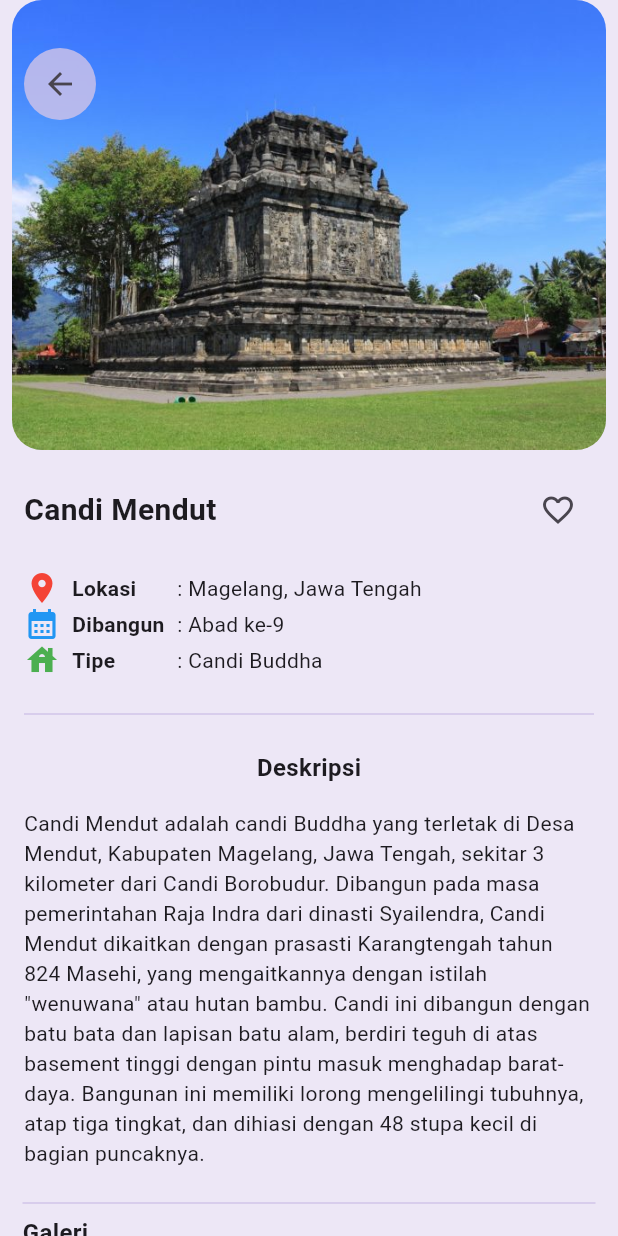
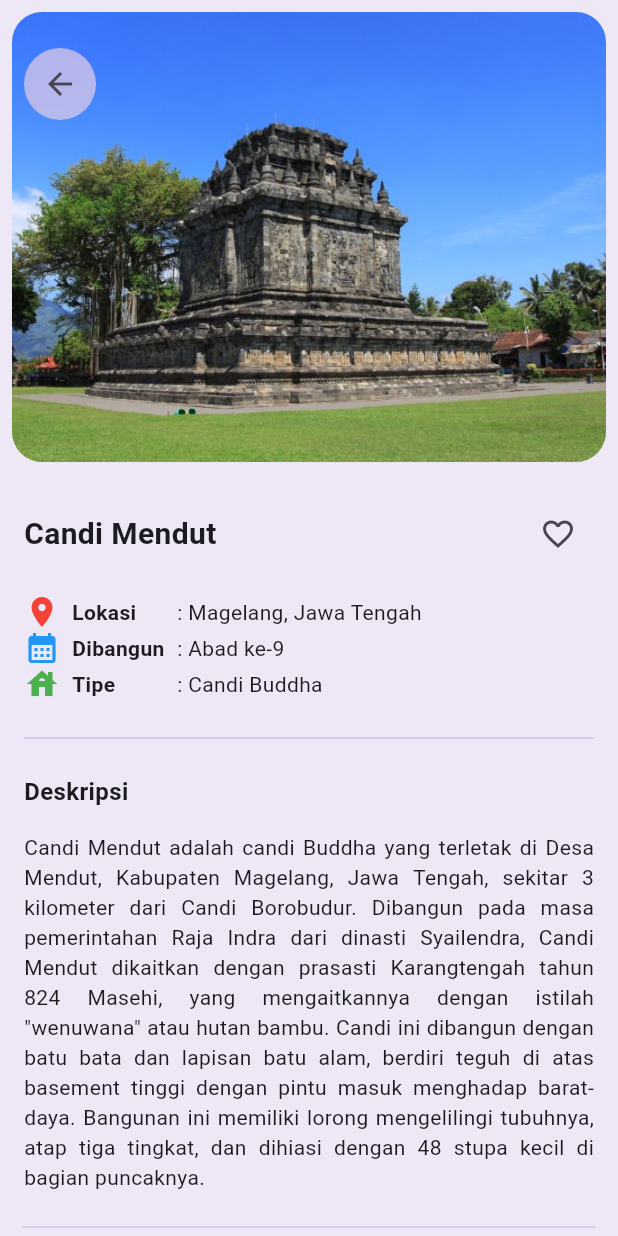
Before and after one commit to wildan354123/wisata_candi_m_wildan_s, a Flutter app: the screen it shows after launch, after a tap on "Candi Mendut", on a phone screen of 412 x 824 dp. Run offline on Flutter 3.47's test engine with Material 3 defaults, Android fonts, the phone set to English and light mode, and no system bars; network calls fail.

Commit message:
memperbaiki error
memperbaiki error pada main dan screens

```diff
--- a/lib/screens/detail_screen.dart
+++ b/lib/screens/detail_screen.dart
@@ -1,83 +1,35 @@
 import 'package:cached_network_image/cached_network_image.dart';
 import 'package:flutter/material.dart';
-import 'package:shared_preferences/shared_preferences.dart';
 import 'package:wisata_candi/models/candi.dart';
 
-class DetailScreen extends StatefulWidget {
+class DetailScreen extends StatelessWidget {
   final Candi candi;
+
   const DetailScreen({super.key, required this.candi});
-
-  @override
-  State<DetailScreen> createState() => _DetailScreenState();
-}
-
-class _DetailScreenState extends State<DetailScreen> {
-  bool isFavorite = false;
-  bool isSignedIn = false;
-
-  @override
-  void initState() {
-    super.initState();
-    _checkSignInStatus();
-    _loadFavoriteStatus();
-  }
-
-  // Memeriksa status sign in
-  void _checkSignInStatus() async {
-    SharedPreferences prefs = await SharedPreferences.getInstance();
-    bool signedIn = prefs.getBool('isSignedIn') ?? false;
-    setState(() {
-      isSignedIn = signedIn;
-    });
-  }
-
-  // Memeriksa status favorite
-  void _loadFavoriteStatus() async {
-    SharedPreferences prefs = await SharedPreferences.getInstance();
-    bool favorite = prefs.getBool('favorite_${widget.candi.name}') ?? false;
-    setState(() {
-      isFavorite = favorite;
-    });
-  }
-
-  Future<void> _toggleFavorite() async {
-    SharedPreferences prefs = await SharedPreferences.getInstance();
-
-    // Memeriksa apakah pengguna sudah sign in
-    if (!isSignedIn) {
-      WidgetsBinding.instance.addPostFrameCallback((_) {
-        Navigator.pushReplacementNamed(context, '/signin');
-      });
-      return;
-    }
-
-    bool favoriteStatus = !isFavorite;
-    prefs.setBool('favorite_${widget.candi.name}', favoriteStatus);
-
-    setState(() {
-      isFavorite = favoriteStatus;
-    });
-  }
 
   @override
   Widget build(BuildContext context) {
     return Scaffold(
-      body: Column(
+      body: SingleChildScrollView(
+        child: Column(
           children: [
+            //detail header
             Stack(
               children: [
+                //padding image
                 Padding(
-                padding: const EdgeInsets.symmetric(horizontal: 8.0),
+                  padding: const EdgeInsets.all(8.0),
                   child: ClipRRect(
                     borderRadius: BorderRadius.circular(20),
                     child: Image.asset(
-                    widget.candi.imageAsset,
+                      candi.imageAsset,
                       width: double.infinity,
                       height: 300,
                       fit: BoxFit.cover,
                     ),
                   ),
                 ),
+                //padding back button
                 Padding(
                   padding:
                   const EdgeInsets.symmetric(horizontal: 16, vertical: 32),
@@ -87,173 +39,128 @@ class _DetailScreenState extends State<DetailScreen> {
                       shape: BoxShape.circle,
                     ),
                     child: IconButton(
-                    onPressed: () {
-                      Navigator.pop(context);
-                    },
-                    icon: const Icon(Icons.arrow_back),
-                  ),
+                        onPressed: () {},
+                        icon: const Icon(
+                          Icons.arrow_back,
+                        )),
                   ),
                 )
               ],
             ),
+            //detail info
             Padding(
               padding: EdgeInsets.symmetric(horizontal: 16),
               child: Column(
+                crossAxisAlignment: CrossAxisAlignment.start,
                 children: [
-                SizedBox(
-                  height: 16,
-                ),
-                //atas
+                  SizedBox(height: 16),
+                  // info atas(nama candi dan tombol favorit)
                   Row(
                     mainAxisAlignment: MainAxisAlignment.spaceBetween,
                     children: [
                       Text(
-                      widget.candi.name,
-                      style: const TextStyle(
-                          fontSize: 20, fontWeight: FontWeight.bold),
+                        candi.name,
+                        style: TextStyle(
+                          fontSize: 20,
+                          fontWeight: FontWeight.bold,
+                        ),
                       ),
                       IconButton(
-                      onPressed: () {
-                        _toggleFavorite();
-                      },
-                      icon: Icon(
-                        isSignedIn && isFavorite
-                            ? Icons.favorite
-                            : Icons.favorite_border,
-                        color: isSignedIn && isFavorite ? Colors.red : null,
-                      ),
-                    ),
+                          onPressed: () {}, icon: Icon(Icons.favorite_border))
                     ],
                   ),
-                SizedBox(
-                  height: 16,
-                ),
-
-                //tengah
+                  // info tengah (lokasi, dibangun, tipe)
+                  SizedBox(height: 16),
                   Row(
                     children: [
-                    const Icon(
-                      Icons.place,
-                      color: Colors.red,
-                    ),
-                    const SizedBox(
-                      width: 8,
-                    ),
-                    const SizedBox(
+                      Icon(Icons.place, color: Colors.red),
+                      SizedBox(width: 8),
+                      SizedBox(
                         width: 70,
-                      child: Text(
-                        'Lokasi',
-                        style: TextStyle(fontWeight: FontWeight.bold),
-                      ),
-                    ),
-                    Text(": ${widget.candi.location}")
-                  ],
-                ),
-                //bawah
-                Row(
-                  children: [
-                    const Icon(
-                      Icons.calendar_month,
-                      color: Colors.blue,
-                    ),
-                    const SizedBox(
-                      width: 8,
-                    ),
-                    const SizedBox(
-                      width: 70,
-                      child: Text(
-                        'Dibangun',
-                        style: TextStyle(fontWeight: FontWeight.bold),
-                      ),
-                    ),
-                    Text(": ${widget.candi.built}")
+                        child: Text('Lokasi', style: TextStyle(
+                            fontWeight: FontWeight.bold),),),
+                      Text(': ${candi.location}'),
                     ],
                   ),
                   Row(
                     children: [
-                    const Icon(
-                      Icons.house,
-                      color: Colors.green,
-                    ),
-                    const SizedBox(
-                      width: 8,
-                    ),
-                    const SizedBox(
-                      width: 70,
-                      child: Text(
-                        'Tipe',
-                        style: TextStyle(fontWeight: FontWeight.bold),
-                      ),
-                    ),
-                    Text(": ${widget.candi.type}")
+                      Icon(Icons.calendar_month, color: Colors.blue),
+                      SizedBox(width: 8),
+                      SizedBox(width: 70,
+                          child: Text('Dibangun', style: TextStyle(
+                              fontWeight: FontWeight.bold))),
+                      Text(': ${candi.built}'),
+                    ],),
+                  Row(children: [
+                    Icon(Icons.house, color: Colors.green),
+                    SizedBox(width:8),
+                    SizedBox(width:70,
+                        child: Text('Tipe', style: TextStyle(
+                            fontWeight: FontWeight.bold))),
+                    Text(': ${candi.type}'),
                   ],
                   ),
-                const SizedBox(
-                  height: 16,
+                  SizedBox(height: 16),
+                  Divider(color: Colors.deepPurple.shade100),
+                  SizedBox(height: 16),
+                  // info bawah (deskripsi)
+                  Column(
+                    crossAxisAlignment: CrossAxisAlignment.start,
+                    children: [
+                      SizedBox(width: 70,
+                          child: Text(
+                            'Deskripsi', style: TextStyle(fontWeight: FontWeight.bold, fontSize: 16),
+                          )
                       ),
-                Divider(
-                  color: Colors.deepPurple.shade100,
-                ),
-                const SizedBox(
-                  height: 16,
-                ),
-                const Text(
-                  'Deskripsi',
-                  style: TextStyle(fontSize: 16, fontWeight: FontWeight.bold),
-                ),
-                const SizedBox(
-                  height: 16,
-                ),
-                Text(widget.candi.description)
+                      SizedBox(height: 16),
+                      Text('${candi.description}',textAlign: TextAlign.justify),
+                    ],
+                  )
                 ],
               ),
             ),
+            // DetailGallery
             Padding(
               padding: const EdgeInsets.all(15),
               child: Column(
                 crossAxisAlignment: CrossAxisAlignment.start,
                 children: [
-                Divider(
-                  color: Colors.deepPurple.shade100,
-                ),
-                const Text('Galeri',
-                    style:
-                        TextStyle(fontSize: 16, fontWeight: FontWeight.bold)),
-                SizedBox(
-                  height: 10,
-                ),
+                  Divider(color: Colors.deepPurple.shade100,),
+                  Text('Galeri', style: TextStyle(
+                      fontSize: 16, fontWeight: FontWeight.bold
+                  ),),
+                  SizedBox(height: 10,),
                   SizedBox(
                     height: 100,
                     child: ListView.builder(
                       scrollDirection: Axis.horizontal,
-                    itemCount: widget.candi.imageUrls.length,
-                    itemBuilder: (content, index) {
-                      return Padding(
-                        padding: EdgeInsets.only(left: 8),
+                      itemCount: candi.imageUrls.length,
+                      itemBuilder: (context, index){
+                        return Padding(padding: EdgeInsets.only(right:8),
+                          // bingkai
                           child: GestureDetector(
-                          onTap: () {},
+                            onTap: (){},
                             child: Container(
                               decoration: BoxDecoration(
                                   borderRadius: BorderRadius.circular(12),
                                   border: Border.all(
                                     color: Colors.deepPurple.shade100,
                                     width: 2,
-                              ),
+                                  )
                               ),
                               child: ClipRRect(
                                 borderRadius: BorderRadius.circular(10),
                                 child: CachedNetworkImage(
-                                imageUrl: widget.candi.imageUrls[index],
+                                  imageUrl: candi.imageUrls[index],
                                   width: 120,
                                   height: 120,
                                   fit: BoxFit.cover,
-                                placeholder: (context, url) => Container(
+                                  placeholder: (context,url) => Container(
                                     width: 120,
                                     height: 120,
                                     color: Colors.deepPurple[50],
                                   ),
-                                errorWidget: (context, url, error) =>
-                                    Icon(Icons.error),
+                                  errorWidget: (context, url, error) => Icon(Icons.error),
                                 ),
                               ),
                             ),
@@ -262,18 +169,16 @@ class _DetailScreenState extends State<DetailScreen> {
                       },
                     ),
                   ),
-                SizedBox(
-                  height: 4,
-                ),
-                Text(
-                  'Tap untuk memperbesar',
-                  style: TextStyle(fontSize: 12, color: Colors.black),
-                ),
+                  SizedBox(height: 4,),
+                  Text('Tap untuk memperbesar',style: TextStyle(
+                    fontSize: 12, color: Colors.black54,
+                  ),),
                 ],
               ),
             )
           ],
         ),
+      ),
     );
   }
 }
```
Also changed, not shown: lib/main.dart (+4 -5 lines), pubspec.lock, 1 other file. Lines whose indentation alone changed are shown as unchanged.
